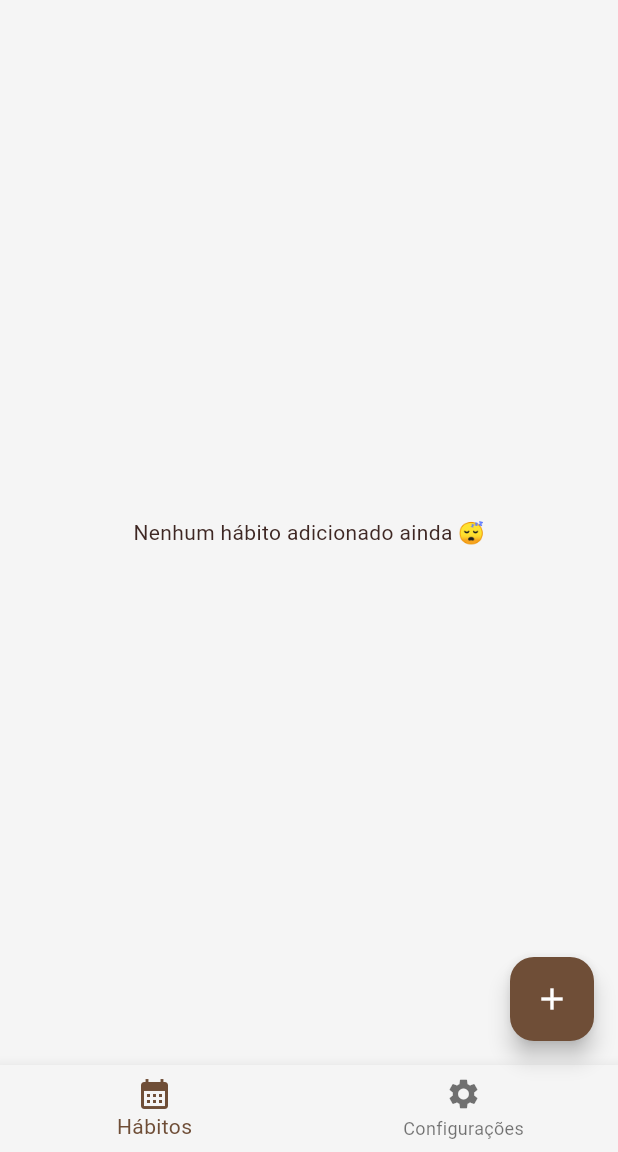
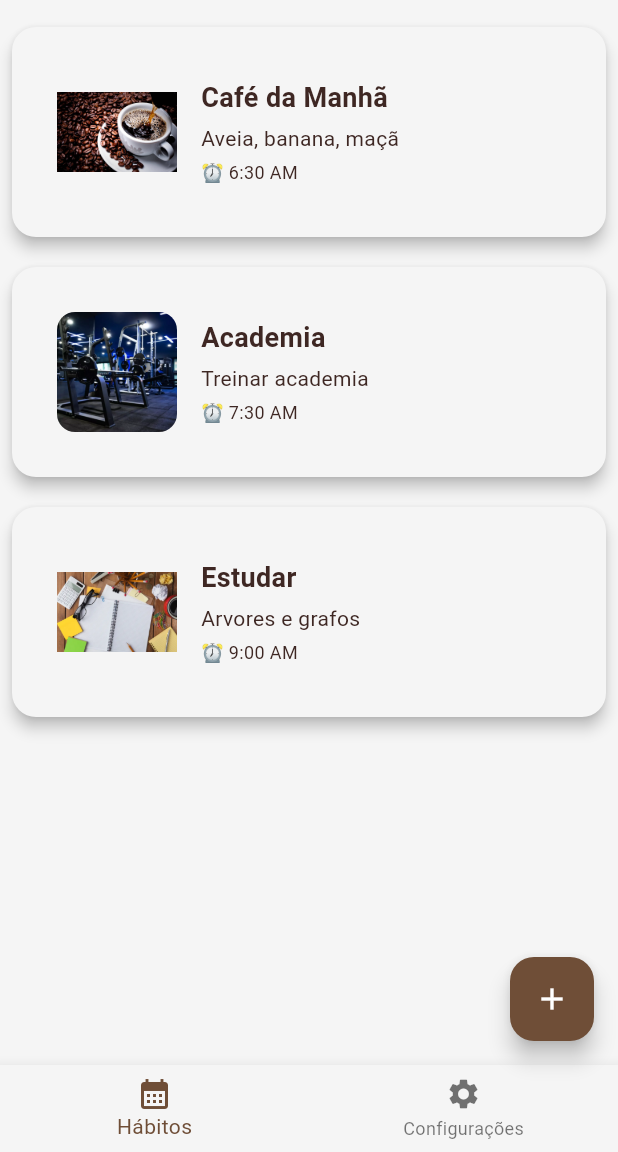
Before and after one commit to FelipeMoraisOC/trabalho_dm, a Flutter app: the screen it shows after launch, on a phone screen of 412 x 824 dp, the part 84-1236 px from its top. Run offline on Flutter 3.47's test engine with Material 3 defaults, Android fonts, the light colour scheme and no system bars.

Commit message:
Ajustes visuais e separação de componentes

```diff
--- a/lib/main.dart
+++ b/lib/main.dart
@@ -4,6 +4,7 @@ import 'package:trabalhodm/core/themes.dart';
 import 'package:trabalhodm/models/habito.dart';
 import 'package:trabalhodm/modules/habito/add_habito_dialog.dart';
 import 'package:trabalhodm/modules/home/home_screen.dart';
+import 'package:trabalhodm/widgets/app_bottom_navigation.dart';
 import 'package:trabalhodm/widgets/app_info_dialog.dart';
 import 'package:trabalhodm/widgets/drawer_widget.dart';
 
@@ -39,7 +40,26 @@ class MyHomePage extends StatefulWidget {
 
 class _MyHomePageState extends State<MyHomePage> {
   int _indiceAtual = 0;
-  final List<Habito> _habitos = [];
+  final List<Habito> _habitos = [
+    Habito(
+      nome: 'Café da Manhã',
+      descricao: 'Aveia, banana, maçã',
+      horario: TimeOfDay(hour: 06, minute: 30),
+      imagem: 'assets/images/cafe-mockup.jpg',
+    ),
+    Habito(
+      nome: 'Academia',
+      descricao: 'Treinar academia',
+      horario: TimeOfDay(hour: 7, minute: 30),
+      imagem: 'assets/images/academia-mockup.webp',
+    ),
+    Habito(
+      nome: 'Estudar',
+      descricao: 'Arvores e grafos',
+      horario: TimeOfDay(hour: 9, minute: 00),
+      imagem: 'assets/images/estudos-mockup.webp',
+    ),
+  ];
   final List<Widget> _telas = [];
 
   @override
@@ -49,7 +69,7 @@ class _MyHomePageState extends State<MyHomePage> {
   }
 
   Widget configuracoes() {
-    return const Center(child: Text("Configurações aqui 🛠️"));
+    return const Center(child: Text('Configurações aqui 🛠️'));
   }
 
   @override
@@ -61,7 +81,6 @@ class _MyHomePageState extends State<MyHomePage> {
           return const AddHabitoDialog();
         },
       );
-
       if (resultado != null) {
         setState(() {
           _habitos.add(resultado);
@@ -78,24 +97,11 @@ class _MyHomePageState extends State<MyHomePage> {
         onPressed: mostrarDialogAdicionarHabito,
         child: const Icon(Icons.add),
       ),
-      bottomNavigationBar: BottomNavigationBar(
+      bottomNavigationBar: AppBottomNavigation(
         currentIndex: _indiceAtual,
         onTap: (index) {
-          setState(() {
-            _indiceAtual = index;
-          });
+          setState(() => _indiceAtual = index);
         },
-
-        items: const [
-          BottomNavigationBarItem(
-            icon: Icon(Icons.calendar_month),
-            label: 'Hábitos',
-          ),
-          BottomNavigationBarItem(
-            icon: Icon(Icons.settings),
-            label: 'Configurações',
-          ),
-        ],
       ),
     );
   }
--- a/lib/modules/home/home_screen.dart
+++ b/lib/modules/home/home_screen.dart
@@ -1,6 +1,6 @@
 import 'package:flutter/material.dart';
 import 'package:trabalhodm/models/habito.dart';
-import 'package:trabalhodm/widgets/habitos_card.dart';
+import 'package:trabalhodm/widgets/habito_card.dart';
 
 class HomeScreen extends StatelessWidget {
   final List<Habito> habitos;
@@ -16,7 +16,7 @@ class HomeScreen extends StatelessWidget {
       padding: const EdgeInsets.all(8),
       itemCount: habitos.length,
       itemBuilder: (context, index) {
-        return HabitosCard(habito: habitos[index]);
+        return HabitoCard(habito: habitos[index]);
       },
     );
   }
--- /dev/null
+++ b/lib/widgets/app_bottom_navigation.dart
@@ -0,0 +1,30 @@
+import 'package:flutter/material.dart';
+
+class AppBottomNavigation extends StatelessWidget {
+  final int currentIndex;
+  final Function(int) onTap;
+
+  const AppBottomNavigation({
+    super.key,
+    required this.currentIndex,
+    required this.onTap,
+  });
+
+  @override
+  Widget build(BuildContext context) {
+    return BottomNavigationBar(
+      currentIndex: currentIndex,
+      onTap: onTap,
+      items: const [
+        BottomNavigationBarItem(
+          icon: Icon(Icons.calendar_month),
+          label: 'Hábitos',
+        ),
+        BottomNavigationBarItem(
+          icon: Icon(Icons.settings),
+          label: 'Configurações',
+        ),
+      ],
+    );
+  }
+}
```
Also changed, not shown: lib/widgets/habito_card.dart (renamed from lib/widgets/habitos_card.dart, +13 -10 lines), pubspec.yaml (+12 -20 lines), assets/images/academia-mockup.webp (added), assets/images/cafe-mockup.jpg (added), assets/images/estudos-mockup.webp (added), lib/core/routes.dart (deleted).
